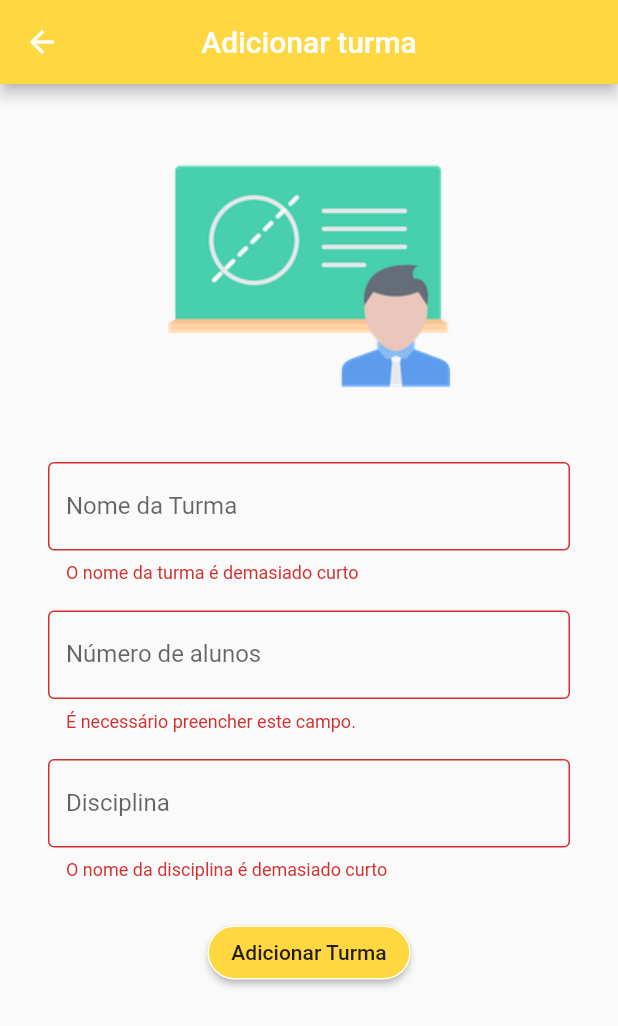
After one commit to MeloHenrique/EscolaPlataforma, a Flutter app: the AddTurma screen opened directly, after a tap on "Adicionar Turma", on a phone screen of 412 x 824 dp. The commit adds this screen. Shown: the top 1026 px of the screen. Run offline on Flutter 3.47's test engine with Material 2 defaults, Android fonts, the light colour scheme and no system bars; our stand-ins replace curved_navigation_bar, email_validator, pin_code_fields, pull_to_refresh, rflutter_alert, shared_preferences and 3 more; missing offline and left inert: flare_loading, flare_splash_screen; accounts and stored records are empty; network calls fail.

Commit message:
New Updates
É possivél adicionar turmas à conta.
As turmas são mostradas em lista com as informações (Nome da turma, Nº de alunos, nome da disciplina), na página das Turmas.
As turmas são mostradas em lista com as informações (Nome da turma, nº de trabalhos de casa e a disciplina), na página de Trabalhos.

```diff
--- /dev/null
+++ b/APP-Flutter/lib/Pages/dashboard_pages/add_turma.dart
@@ -0,0 +1,171 @@
+import 'package:flutter/material.dart';
+import 'package:flutter/cupertino.dart';
+
+import '../dashboard.dart';
+
+class AddTurma extends StatefulWidget {
+  final socket;
+  final token;
+
+  const AddTurma({Key key, this.socket, this.token}) : super(key: key);
+
+
+  @override
+  _AddTurmaState createState() => _AddTurmaState();
+}
+
+class _AddTurmaState extends State<AddTurma> {
+
+  final _formKey = GlobalKey<FormState>();
+
+  TextEditingController _nomeTurma = TextEditingController();
+  TextEditingController _numeroAlunos = TextEditingController();
+  TextEditingController _nomeDisciplina = TextEditingController();
+
+  bool isNumeric(String s) {
+    if (s == null) {
+      return false;
+    }
+    return num.tryParse(s) != null;
+  }
+
+  @override
+  Widget build(BuildContext context) {
+    return Scaffold(
+      appBar: AppBar(
+        title: Text("Adicionar turma"),
+        centerTitle: true,
+        backgroundColor: Colors.amberAccent,
+      ),
+      body: Builder(
+        builder: (context) => ListView(
+          children: <Widget>[
+            Form(
+              key: _formKey,
+              child: Column(
+                children: <Widget>[
+
+                  Padding(
+                    padding: EdgeInsets.only(
+                      top: 32.0,
+                    ),
+                    child: Center(
+                      child: Image.asset("imagens/teaching.png"),
+                    ),
+                  ),
+
+                  Padding(
+                    padding: EdgeInsets.only(
+                      top: 28.0,
+                      left: 32.0,
+                      right: 32.0
+                    ),
+                    child: TextFormField(
+                      validator: (texto){
+                        if(texto.length <= 3){
+                          return "O nome da turma é demasiado curto";
+                        }
+                        else{
+                          return null;
+                        }
+                      },
+                      controller: _nomeTurma,
+                      decoration: InputDecoration(
+                        labelText: "Nome da Turma",
+                        hintText: "Nome da Turma",
+                        border: OutlineInputBorder(),
+                      ),
+                    ),
+                  ),
+                  Padding(
+                    padding: EdgeInsets.only(
+                      top: 18.0,
+                      left: 32.0,
+                      right: 32.0
+                    ),
+                    child: TextFormField(
+                      validator: (texto){
+                        if(texto.length <= 0){
+                          return "É necessário preencher este campo.";
+                        }
+                        else if(!isNumeric(texto)){
+                          return "Alguma coisa não está bem";
+                        }
+                        else{
+                          return null;
+                        }
+                      },
+                      controller: _numeroAlunos,
+                      keyboardType: TextInputType.number,
+                      decoration: InputDecoration(
+                        labelText: "Número de alunos",
+                        hintText: "10",
+                        border: OutlineInputBorder(),
+                      ),
+                    ),
+                  ),
+                  Padding(
+                    padding: EdgeInsets.only(
+                        top: 18.0,
+                        left: 32.0,
+                        right: 32.0
+                    ),
+                    child: TextFormField(
+                      validator: (texto){
+                        if(texto.length <= 3){
+                          return "O nome da disciplina é demasiado curto";
+                        }
+                        else{
+                          return null;
+                        }
+                      },
+                      controller: _nomeDisciplina,
+                      decoration: InputDecoration(
+                        labelText: "Disciplina",
+                        hintText: "Disciplina",
+                        border: OutlineInputBorder(),
+                      ),
+                    ),
+                  ),
+                  Padding(
+                    padding: EdgeInsets.only(
+                      top: 24.0,
+                    ),
+                    child: Center(
+                      child: RaisedButton(
+                        onPressed: () {
+                          if(_formKey.currentState.validate()){
+                            widget.socket.emit("AddTurma", ([widget.token, _nomeTurma.text, _numeroAlunos.text, _nomeDisciplina.text]));
+
+                            widget.socket.on("TurmaCriada", (criada) {
+                              if(criada){
+                                final snackBar = SnackBar(content: Text('Turma Criada!'), backgroundColor: Colors.greenAccent, duration: Duration(seconds: 3),);
+                                Scaffold.of(context).showSnackBar(snackBar);
+                              }
+                              else{
+                              final snackBar = SnackBar(content: Text('A sua conta já tem uma turma com esse nome!'), backgroundColor: Colors.redAccent, duration: Duration(seconds: 3),);
+                              Scaffold.of(context).showSnackBar(snackBar);
+                              }
+                              widget.socket.off('TurmaCriada');
+                            });
+
+                          }
+                        },
+                        child: Text("Adicionar Turma"),
+                        color: Colors.amberAccent,
+                        shape: RoundedRectangleBorder(
+                            borderRadius: BorderRadius.circular(18.0),
+                            side: BorderSide(color: Colors.white)
+                        ),
+                      ),
+                    ),
+                  )
+                ],
+              ),
+            )
+          ],
+        ),
+      ),
+    );
+  }
+}
--- a/APP-Flutter/lib/Pages/recuperar_password.dart
+++ b/APP-Flutter/lib/Pages/recuperar_password.dart
@@ -78,6 +78,8 @@ class _RecuperarPassState extends State<RecuperarPass> {
               alignment: Alignment.center,
               height: 200.0,
               width: 300.0,
+              onError: (error, stacktrace) {  },
+              onSuccess: (data) {  },
             ),
 
             Countdown(
--- a/APP-Flutter/lib/Pages/registar.dart
+++ b/APP-Flutter/lib/Pages/registar.dart
@@ -1,5 +1,6 @@
 import 'package:flutter/material.dart';
 import 'package:flutter/cupertino.dart';
+import 'package:projeto_escola/Pages/dashboard.dart';
 import 'package:projeto_escola/Pages/login.dart';
 import 'package:projeto_escola/Pages/recuperar_password.dart';
 import 'package:projeto_escola/funcoes/crypt.dart';
@@ -203,7 +204,9 @@ class _RegistarState extends State<Registar> {
                                 final snackBar = SnackBar(content: Text('A sua conta foi registada!'), backgroundColor: Colors.greenAccent, duration: Duration(seconds: 3),);
                                 _tokenSet(token);
                                 Scaffold.of(context).showSnackBar(snackBar);
-                                //Redirecionar para a dashboard quando acabar
+                                Future.delayed(const Duration(seconds: 3), () {
+                                  Navigator.pushReplacement(context, CupertinoPageRoute(builder: (context) => Dashboard(socket: widget.socket, token: token,)));
+                                });
                               });
                               widget.socket.on("RegistarExiste", (vazio) {
 
--- a/APP-Flutter/lib/main.dart
+++ b/APP-Flutter/lib/main.dart
@@ -1,7 +1,8 @@
 import 'package:flutter/material.dart';
 import 'Pages/splash.dart';
+import 'package:flutter/services.dart';
 
-void main() {
+void main() async{
   runApp(MyApp());
 }
 
```
Also changed, not shown: APP-Flutter/lib/Pages/dashboard.dart (added, +84 -0 lines), APP-Flutter/lib/Pages/dashboard_pages/trabalhos.dart (added, +89 -0 lines), APP-Flutter/lib/Pages/dashboard_pages/turmas.dart (added, +98 -0 lines), APP-Flutter/lib/Pages/login.dart (+10 -2 lines), APP-Flutter/lib/Pages/splash.dart (+7 -6 lines), APP-Flutter/pubspec.yaml (+7 -0 lines), APP-Flutter/imagens/teaching.png (added), APP-Flutter/pubspec.lock, 1 other file.
